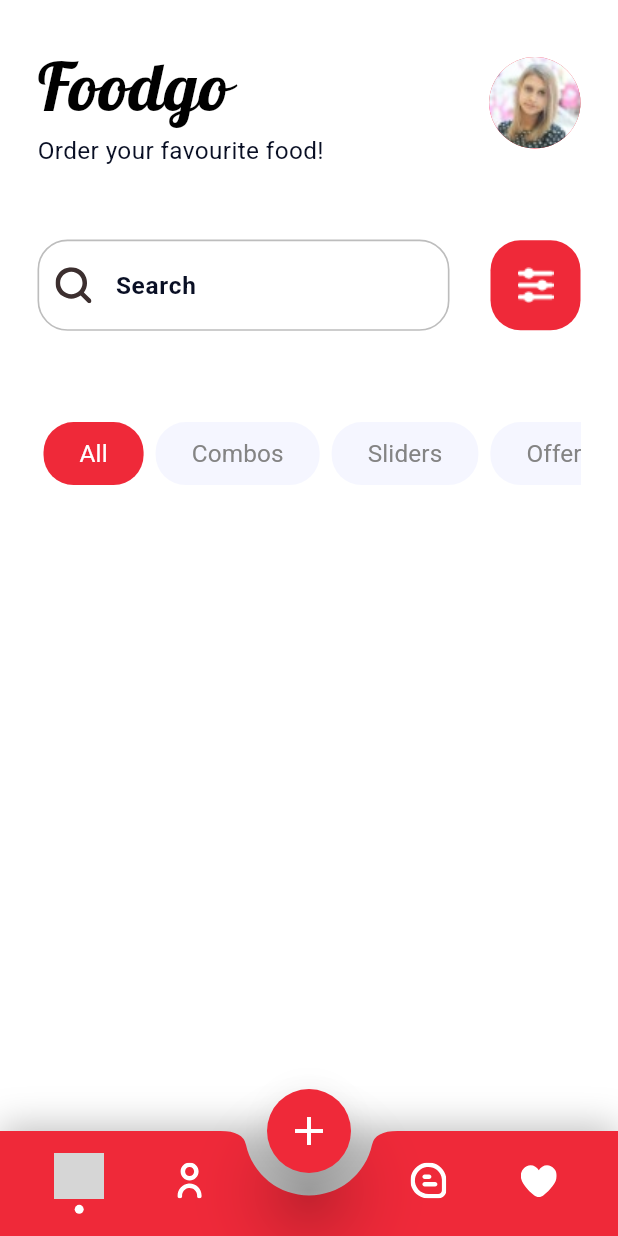
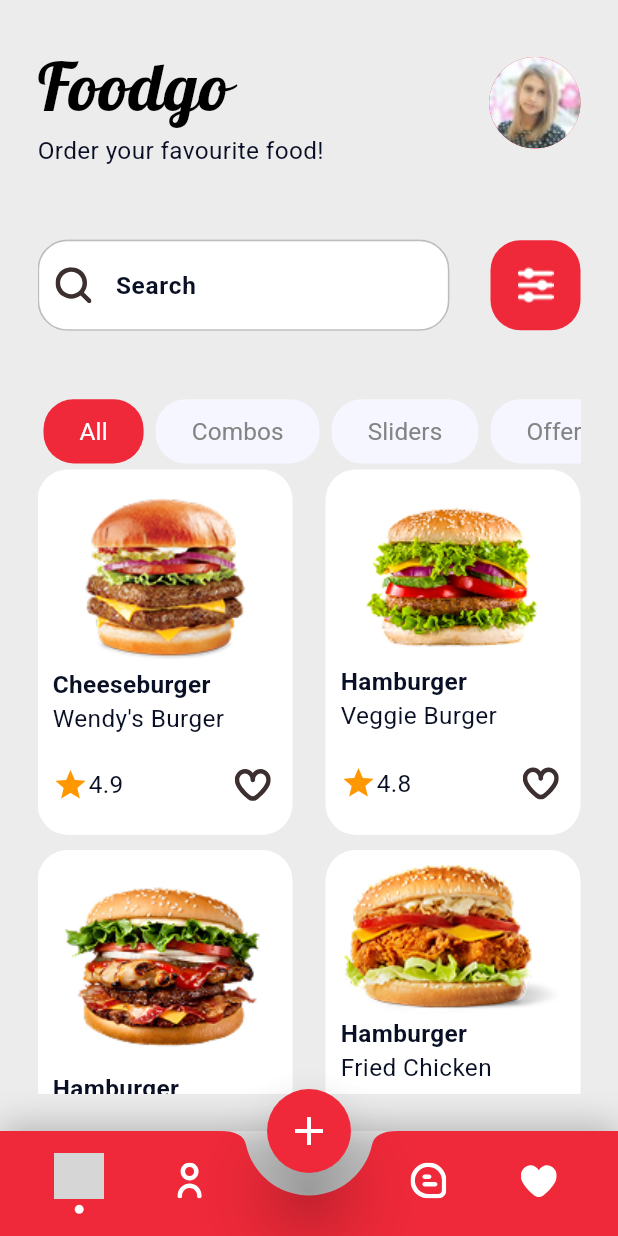
Before and after one commit to abdelRahmanYoussry/resurante, a Flutter app: the screen it shows after launch, on a phone screen of 412 x 824 dp. Run offline on Flutter 3.47's test engine with Material 3 defaults, Android fonts, the phone set to English and light mode, and no system bars; drawn by our look-alikes of buttons_tabbar; our stand-ins replace conditional_builder_null_safety, dartz, dropdown_textfield, easy_localization, equatable, flutter_rating_bar and 5 more; missing offline and left inert: country_pickers; project files that could hold a hidden picture were left out; grey boxes are pictures that could not be loaded.

Commit message:
item_details_screen.dart

```diff
--- /dev/null
+++ b/lib/Home/data/models/item_model.dart
@@ -0,0 +1,21 @@
+class ItemModel {
+  final String imagePath;
+  final String name;
+  final String title;
+  final String rate;
+  final String description;
+  final String timeDescription;
+  final String subTitle;
+  final String price;
+
+  ItemModel({
+    required this.imagePath,
+    required this.name,
+    required this.title,
+    required this.rate,
+    required this.description,
+    required this.timeDescription,
+    required this.subTitle,
+    required this.price,
+  });
+}
--- a/lib/Home/presentation/pages/home_screen.dart
+++ b/lib/Home/presentation/pages/home_screen.dart
@@ -1,8 +1,13 @@
 import 'package:buttons_tabbar/buttons_tabbar.dart';
 import 'package:flutter/material.dart';
 import 'package:flutter_screenutil/flutter_screenutil.dart';
+import 'package:resturente/Home/data/models/item_model.dart';
+import 'package:resturente/Home/presentation/pages/item_details_screen.dart';
+import 'package:resturente/Home/presentation/widgets/item_card.dart';
 import 'package:resturente/core/utils/shared/app/color_manager.dart';
 import 'package:resturente/core/utils/shared/app/styles_manager.dart';
+import 'package:resturente/core/utils/shared/app_routes/routes_manager.dart';
+import 'package:resturente/core/utils/shared/components/components.dart';
 import 'package:resturente/core/utils/shared/widgets/textFormfield.dart';
 
 import '../../../core/utils/shared/app/assets_manager.dart';
@@ -19,6 +24,50 @@ class HomeScreen extends StatefulWidget {
 class _HomeScreenState extends State<HomeScreen>
     with SingleTickerProviderStateMixin {
   TextEditingController control = TextEditingController();
+  final List<ItemModel> foodItems = [
+    ItemModel(
+      imagePath: ImageAssets.itemImage,
+      name: 'Cheeseburger',
+      title: "Wendy's Burger",
+      rate: '4.9',
+      description:
+          'The Cheeseburger Wendy\'s Burger is a classic fast food burger that packs a punch of flavor in every bite. Made with a juicy beef patty cooked to perfection, it\'s topped with melted American cheese, crispy lettuce, ripe tomato, and crunchy pickles.',
+      subTitle: 'Cheeseburger Wendy\'s Burger',
+      timeDescription: '26 mins',
+      price: '\$8.24',
+    ),
+    ItemModel(
+      imagePath: ImageAssets.item2Image,
+      name: 'Hamburger',
+      title: 'Veggie Burger',
+      rate: '4.8',
+      description:
+          'Enjoy our delicious Hamburger Veggie Burger, made with a savory blend of fresh vegetables and herbs, topped with crisp lettuce, juicy tomatoes, and tangy pickles, all served on a soft, toasted bun. ',
+      subTitle: 'Hamburger Veggie Burger',
+      timeDescription: '14 mins',
+      price: '\$9.99',
+    ),
+    ItemModel(
+        imagePath: ImageAssets.item3Image,
+        name: 'Hamburger',
+        title: 'Chicken Burger',
+        rate: '4.6',
+        description:
+            'Our chicken burger is a delicious and healthier alternative to traditional beef burgers, perfect for those looking for a lighter meal option. Try it today and experience the mouth-watering flavors of our Hamburger Chicken Burger!',
+        subTitle: 'Hamburger Chicken Burger',
+        timeDescription: '42 mins',
+        price: '\$12.48'),
+    ItemModel(
+        imagePath: ImageAssets.item4Image,
+        name: 'Hamburger',
+        title: 'Fried Chicken Burger',
+        rate: '4.5',
+        description:
+            'Indulge in our crispy and savory Fried Chicken Burger, made with a juicy chicken patty, hand-breaded and deep-fried to perfection, served on a warm bun with lettuce, tomato, and a creamy sauce.',
+        subTitle: 'Fried Chicken Burger',
+        timeDescription: '14 mins',
+        price: '\$26.99'),
+  ];
 
   TabController? tabController;
   @override
@@ -41,9 +90,11 @@ class _HomeScreenState extends State<HomeScreen>
   @override
   Widget build(BuildContext context) {
     return Scaffold(
+      backgroundColor: Colors.grey.withOpacity(0.2),
       body: Center(
         child: Padding(
           padding: const EdgeInsets.all(25.0),
+          child: SingleChildScrollView(
             child: Column(
               children: [
                 Row(
@@ -112,7 +163,7 @@ class _HomeScreenState extends State<HomeScreen>
                   ],
                 ),
                 SizedBox(
-                height: 56.h,
+                  height: 41.h,
                 ),
                 DefaultTabController(
                   length: 4,
@@ -139,7 +190,7 @@ class _HomeScreenState extends State<HomeScreen>
                     unselectedBackgroundColor:
                         ColorManager.mainObjectsBackGroundColor,
                     labelStyle: getMediumWhite16Style(),
-                  height: 50,
+                    height: 50.h,
                     tabs: const [
                       Tab(
                         text: "All",
@@ -156,7 +207,33 @@ class _HomeScreenState extends State<HomeScreen>
                     ],
                   ),
                 ),
+                GridView.builder(
+                  shrinkWrap: true,
+                  physics: const NeverScrollableScrollPhysics(),
+                  gridDelegate: const SliverGridDelegateWithFixedCrossAxisCount(
+                    crossAxisCount: 2,
+                    crossAxisSpacing: 22,
+                    mainAxisSpacing: 10,
+                    childAspectRatio: 3 / 4.30,
+                  ),
+                  itemCount: foodItems.length,
+                  itemBuilder: (context, index) {
+                    return ItemCard(
+                      itemModel: foodItems[index],
+                      onTap: () {
+                        navigateTo(
+                          context,
+                          routeName: Routes.detailsScreen,
+                          arguments: ItemDetailsArguments(
+                            itemModel: foodItems[index],
+                          ),
+                        );
+                      },
+                    );
+                  },
+                ),
               ],
+            ),
           ),
         ),
       ),
--- /dev/null
+++ b/lib/Home/presentation/widgets/item_card.dart
@@ -0,0 +1,75 @@
+import 'package:flutter/material.dart';
+import 'package:flutter_screenutil/flutter_screenutil.dart';
+import 'package:resturente/Home/data/models/item_model.dart';
+import 'package:resturente/core/utils/shared/app/assets_manager.dart';
+import 'package:resturente/core/utils/shared/app/styles_manager.dart';
+import 'package:resturente/core/utils/shared/widgets/svg_widget.dart';
+
+import '../../../core/utils/shared/app/color_manager.dart';
+
+class ItemCard extends StatelessWidget {
+  const ItemCard({
+    super.key,
+    required this.itemModel,
+    required this.onTap,
+  });
+  final ItemModel itemModel;
+  final dynamic onTap;
+  @override
+  Widget build(BuildContext context) {
+    return GestureDetector(
+      onTap: onTap,
+      child: Container(
+        height: 310.h,
+        width: 185.w,
+        decoration: BoxDecoration(
+          color: ColorManager.white,
+          borderRadius: BorderRadius.circular(20.r),
+        ),
+        child: Padding(
+          padding: const EdgeInsets.all(10.0),
+          child: Column(
+            mainAxisAlignment: MainAxisAlignment.start,
+            crossAxisAlignment: CrossAxisAlignment.start,
+            children: [
+              Center(
+                child: Image.asset(
+                  itemModel.imagePath,
+                ),
+              ),
+              Text(
+                itemModel.name,
+                style: getBoldBlack16Style(),
+              ),
+              Text(
+                itemModel.title,
+                style: getRegularBlack16Style(),
+              ),
+              SizedBox(
+                height: 9.h,
+              ),
+              Expanded(
+                child: Row(
+                  children: [
+                    const Icon(
+                      Icons.star,
+                      color: Colors.orange,
+                    ),
+                    Text(
+                      itemModel.rate,
+                      style: getRegularBlack16Style(),
+                    ),
+                    const Spacer(),
+                    const SvgWidget(
+                      imagePath: ImageAssets.emptyHeartIcon,
+                    ),
+                  ],
+                ),
+              ),
+            ],
+          ),
+        ),
+      ),
+    );
+  }
+}
--- a/lib/Main/presentation/pages/main_screen.dart
+++ b/lib/Main/presentation/pages/main_screen.dart
@@ -102,7 +102,6 @@ class _MainScreenState extends State<MainScreen> {
                 onTap: () => _onItemTapped(1),
               ),
               const SizedBox(width: 60), // gap for FAB
-
               NavIconButton(
                 imagePath: ImageAssets.commentIcon,
                 isSelected: _selectedIndex == 3,
--- a/lib/core/utils/shared/app/assets_manager.dart
+++ b/lib/core/utils/shared/app/assets_manager.dart
@@ -24,6 +24,10 @@ class ImageAssets {
   static const String userAvatar1 = "$imagePath/userAvatar.png";
   static const String userAvatar = "$imagePath/person_profile-fill.png";
   static const String finishImage = "$imagePath/finishImage.svg";
+  static const String itemImage = "$imagePath/item.png";
+  static const String item2Image = "$imagePath/item2.png";
+  static const String item3Image = "$imagePath/item3.png";
+  static const String item4Image = "$imagePath/item4.png";
   static const String successReserveClass =
       "$imagePath/successReserveClass.svg";
   static const String appBackGroundImage = "$imagePath/backgroundPicture.jpg";
@@ -56,6 +60,8 @@ class ImageAssets {
   static const String commentIcon = "$icons/comment_icon.svg";
   static const String heartIcon = "$icons/heart_icon.svg";
   static const String confirmIcon = "$icons/confirmIcon.svg";
+  static const String emptyHeartIcon = "$icons/empty_heart_icon.svg";
+  static const String starIcon = "$icons/star_icon.svg";
   static const String walletIcon = "$icons/empty-wallet.svg";
   static const String helpIcon = "$icons/help_icon.svg";
   static const String locationIcon = "$icons/icons_location.svg";
--- a/lib/core/utils/shared/app_routes/routes_manager.dart
+++ b/lib/core/utils/shared/app_routes/routes_manager.dart
@@ -1,6 +1,7 @@
 import 'package:easy_localization/easy_localization.dart';
 import 'package:flutter/material.dart';
 import 'package:resturente/Home/presentation/pages/home_screen.dart';
+import 'package:resturente/Home/presentation/pages/item_details_screen.dart';
 import 'package:resturente/Main/presentation/pages/main_screen.dart';
 
 import '../../../../Splash/presentation/pages/splash_screen.dart';
@@ -15,6 +16,7 @@ class Routes {
   static const String splashRoute = 'splash';
   static const String homeRoute = 'HomeScreen';
   static const String mainScreen = 'MainScreen';
+  static const String detailsScreen = 'detailsScreen';
 }
 
 /// this is main class to generate route dynamic in all app screens
@@ -32,6 +34,13 @@ class RouteGenerator {
       case Routes.mainScreen:
         return MaterialPageRoute(
           builder: (context) => const MainScreen(),
+        );
+      case Routes.detailsScreen:
+        final arguments = settings.arguments as ItemDetailsArguments;
+        return MaterialPageRoute(
+          builder: (context) => ItemDetailsScreen(
+            itemModel: arguments.itemModel,
+          ),
         );
       default:
         return unDefinedRoute();
--- a/lib/main.dart
+++ b/lib/main.dart
@@ -13,7 +13,8 @@ void main() async {
   SystemChrome.setSystemUIOverlayStyle(
     const SystemUiOverlayStyle(
       statusBarColor: Colors.transparent,
-      statusBarBrightness: Brightness.light,
+      statusBarBrightness: Brightness.dark,
+      statusBarIconBrightness: Brightness.dark,
     ),
   );
 
```
Also changed, not shown: lib/Home/presentation/pages/item_details_screen.dart (added, +211 -0 lines), lib/Home/presentation/widgets/slider_widget.dart (added, +64 -0 lines), lib/core/utils/shared/app/styles_manager.dart (+40 -0 lines), lib/core/utils/shared/widgets/animation_loading_widget.dart (+4 -6 lines), lib/core/utils/shared/widgets/custom_app_bar.dart (+23 -16 lines), assets/icons/empty_heart_icon.svg (added), assets/icons/star_icon.svg (added), assets/images/item.png (added), assets/images/item2.png (added), assets/images/item3.png (added), assets/images/item4.png (added). Lines whose indentation alone changed are shown as unchanged.
